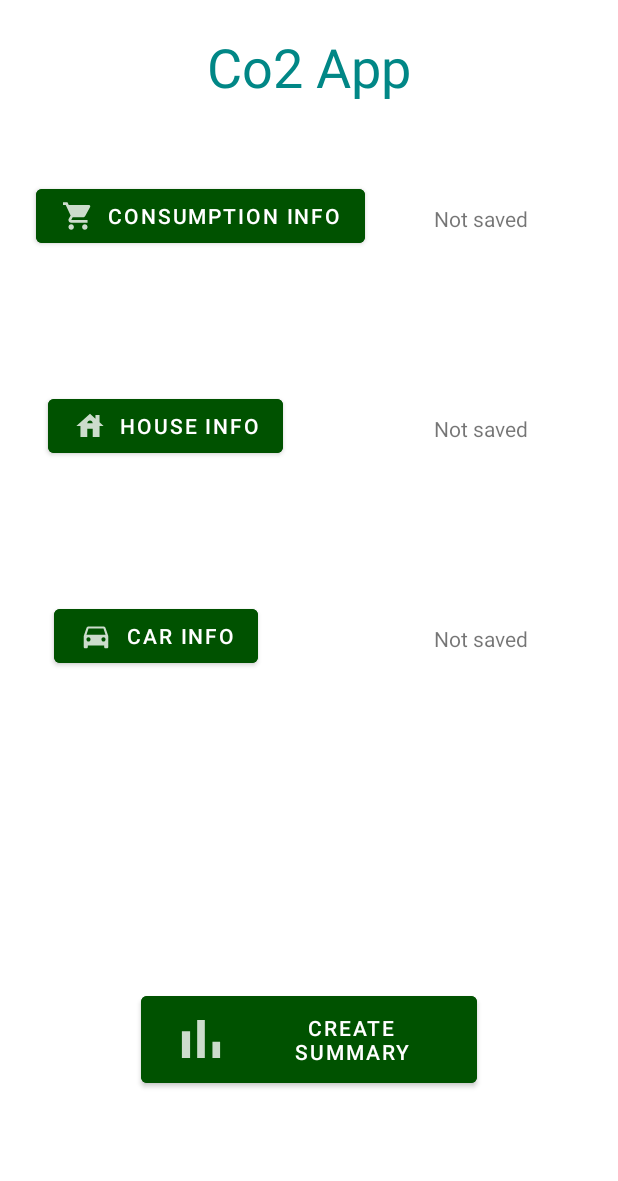
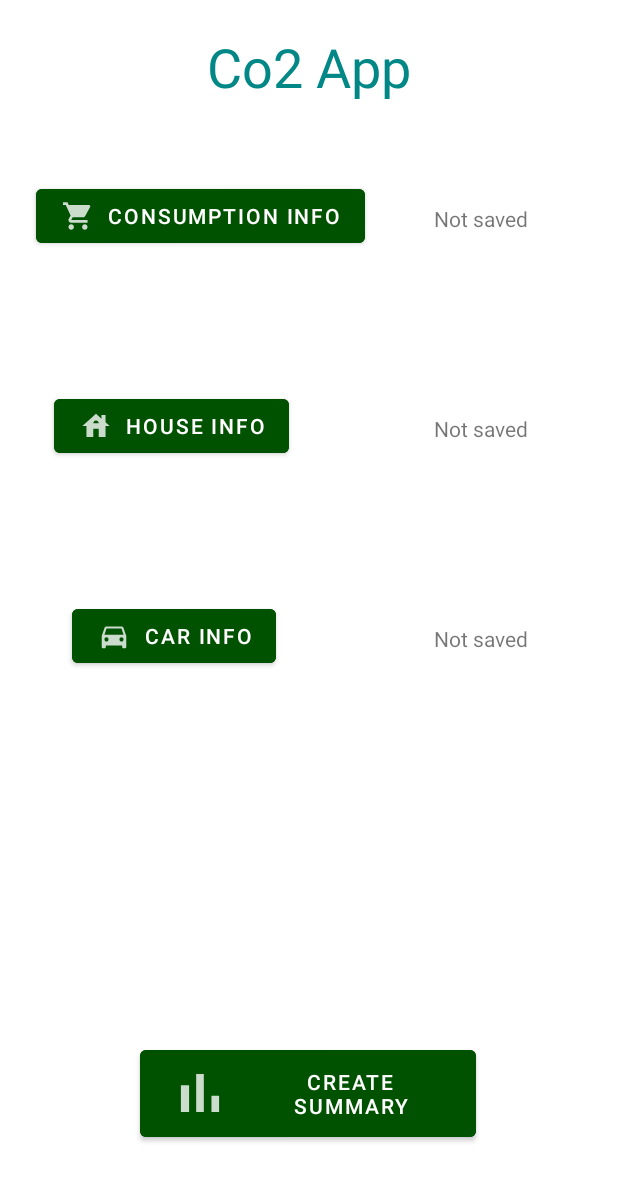
Before and after one commit to MiroRahkonen/harkkatyo, an Android app: the MainActivity screen opened directly, with no data from a screen before it, after a tap on "CREATE SUMMARY", on a phone screen of 412 x 824 dp. Shown: the top 1181 px of the screen. Run offline under Robolectric (Android 15) with nearby library versions, the phone set to English and light mode, and no system bars.

```diff
--- a/app/build.gradle
+++ b/app/build.gradle
@@ -41,8 +41,8 @@ dependencies {
     implementation 'androidx.lifecycle:lifecycle-viewmodel-ktx:2.2.0'
     implementation 'androidx.lifecycle:lifecycle-extensions:2.2.0'
     implementation 'androidx.wear:wear:1.0.0'
-    implementation 'com.google.firebase:firebase-auth:19.2.0'
-    implementation 'com.google.firebase:firebase-database:19.2.1'
+    implementation 'com.google.firebase:firebase-auth:20.0.4'
+    implementation 'com.google.firebase:firebase-database:19.7.0'
     testImplementation 'junit:junit:4.+'
     androidTestImplementation 'androidx.test.ext:junit:1.1.2'
     androidTestImplementation 'androidx.test.espresso:espresso-core:3.3.0'
--- a/app/src/main/java/com/example/harkkatyo/MainActivity.java
+++ b/app/src/main/java/com/example/harkkatyo/MainActivity.java
@@ -15,6 +15,7 @@ public class MainActivity extends AppCompatActivity {
 
     private DataViewModel viewModel;
     TextView textView_ConsumptionSaved, textView_HousingSaved, textView_VehicleSaved;
+    private Boolean consumptionSaved = false, housingSaved = false, vehicleSaved = false;
 
     @Override
     protected void onCreate(Bundle savedInstanceState) {
@@ -84,6 +85,7 @@ public class MainActivity extends AppCompatActivity {
                         "&query.recreation="+viewModel.consumption_Recreation;
                 System.out.println(viewModel.consumption_URL);
                 textView_ConsumptionSaved.setText("Data saved");
+                consumptionSaved = true;
                 /*consumptionText.setText("Clothing: " + viewModel.consumption_Clothing +
                         "\nElectronics: " + viewModel.consumption_Electronics +
                         "\nPaper: " + viewModel.consumption_Paper +
@@ -101,6 +103,7 @@ public class MainActivity extends AppCompatActivity {
                         "&residents="+viewModel.housing_Residents;
                 System.out.println(viewModel.housing_URL);
                 textView_HousingSaved.setText("Data saved");
+                housingSaved = true;
                 /*housingText.setText("Area: " + viewModel.housing_Area +
                         "\nResidents: " + viewModel.housing_Residents +
                         "\nHouse type: " + viewModel.housing_Type);*/
@@ -121,6 +124,7 @@ public class MainActivity extends AppCompatActivity {
                         "&query.passengerCount="+viewModel.vehicle_Passengers;
                 System.out.println(viewModel.vehicle_URL);
                 textView_VehicleSaved.setText("Data saved");
+                vehicleSaved = true;
                 /*vehicleText.setText("Distance: " + viewModel.vehicle_Distance +
                         "\nPassengers: " + viewModel.vehicle_Passengers +
                         "\nYear: " + viewModel.vehicle_Year +
@@ -131,20 +135,14 @@ public class MainActivity extends AppCompatActivity {
     }
 
     public void createSummary(View v){
-        String consumptionText = textView_ConsumptionSaved.getText().toString();
-        String housingText = textView_HousingSaved.getText().toString();
-        String vehicleText = textView_VehicleSaved.getText().toString();
-        System.out.println(consumptionText);
-        System.out.println(housingText);
-        System.out.println(vehicleText);
         //Testing if all data has been saved
-        if(consumptionText != "Data saved"){
+        if(consumptionSaved == false){
             Toast.makeText(MainActivity.this, "Consumption information missing",Toast.LENGTH_SHORT).show();
         }
-        else if (housingText != "Data saved"){
+        else if (housingSaved == false){
             Toast.makeText(MainActivity.this, "Housing information missing",Toast.LENGTH_SHORT).show();
         }
-        else if(vehicleText != "Data saved"){
+        else if(vehicleSaved == false){
             Toast.makeText(MainActivity.this, "Vehicle information missing",Toast.LENGTH_SHORT).show();
         }
         else{
--- a/app/src/main/res/layout/content_main.xml
+++ b/app/src/main/res/layout/content_main.xml
@@ -65,7 +65,7 @@
         android:id="@+id/button_MainGotoHousing"
         android:layout_width="wrap_content"
         android:layout_height="wrap_content"
-        android:layout_marginStart="32dp"
+        android:layout_marginStart="36dp"
         android:layout_marginTop="92dp"
         android:backgroundTint="@color/green"
         android:drawableLeft="@drawable/ic_housing_icon"
@@ -78,7 +78,7 @@
         android:id="@+id/button_MainGotoVehicle"
         android:layout_width="wrap_content"
         android:layout_height="wrap_content"
-        android:layout_marginStart="36dp"
+        android:layout_marginStart="48dp"
         android:layout_marginTop="92dp"
         android:backgroundTint="@color/green"
         android:drawableLeft="@drawable/ic_vehicle_icon"
@@ -91,13 +91,14 @@
         android:id="@+id/button_MainSummary"
         android:layout_width="224dp"
         android:layout_height="70dp"
-        android:layout_marginBottom="96dp"
+        android:layout_marginBottom="60dp"
+        android:backgroundTint="@color/green"
+        android:drawableLeft="@drawable/ic_summary_icon"
         android:onClick="createSummary"
         android:text="Create summary"
-        android:backgroundTint="@color/green"
-        android:drawableLeft="@drawable/ic_summary_icon"
         app:layout_constraintBottom_toBottomOf="parent"
         app:layout_constraintEnd_toEndOf="parent"
+        app:layout_constraintHorizontal_bias="0.497"
         app:layout_constraintStart_toStartOf="parent" />
 
 </androidx.constraintlayout.widget.ConstraintLayout>
```
